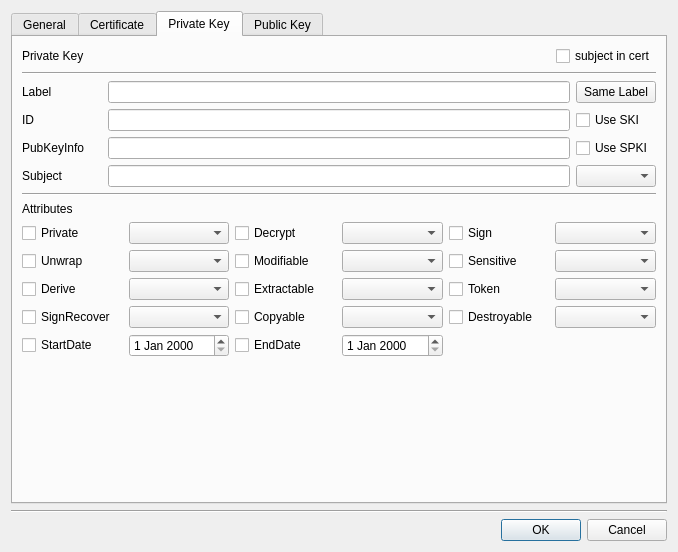
The window that CryptokiMan/import_pfx_dlg.ui (jykim74/CryptokiMan) describes before a commit, drawn with Qt 5.
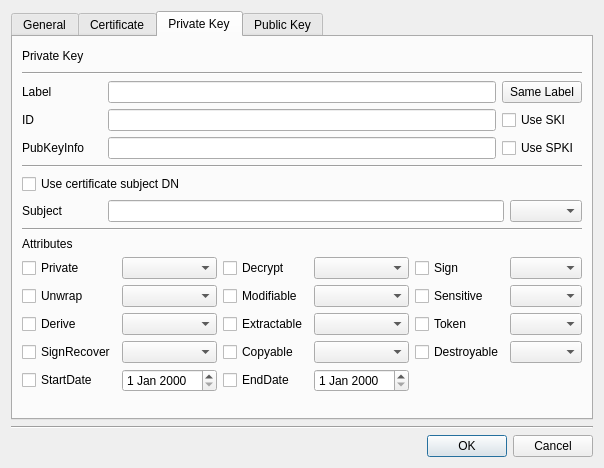
The same window after the commit. The open tabs and pages were chosen to show the change.

```diff
--- a/CryptokiMan/import_pfx_dlg.ui
+++ b/CryptokiMan/import_pfx_dlg.ui
@@ -6,8 +6,8 @@
    <rect>
     <x>0</x>
     <y>0</y>
-    <width>678</width>
-    <height>552</height>
+    <width>577</width>
+    <height>468</height>
    </rect>
   </property>
   <property name="windowTitle">
@@ -610,13 +610,6 @@
          <property name="topMargin">
           <number>0</number>
          </property>
-         <item row="0" column="2">
-          <widget class="QCheckBox" name="mPriSubjectInCertCheck">
-           <property name="text">
-            <string>subject in cert</string>
-           </property>
-          </widget>
-         </item>
          <item row="0" column="0">
           <widget class="QLabel" name="label_18">
            <property name="text">
@@ -651,13 +644,6 @@
          <property name="topMargin">
           <number>0</number>
          </property>
-         <item row="3" column="0">
-          <widget class="QLabel" name="mPriSubjectLabel">
-           <property name="text">
-            <string>Subject</string>
-           </property>
-          </widget>
-         </item>
          <item row="1" column="0">
           <widget class="QLabel" name="label_13">
            <property name="text">
@@ -675,12 +661,6 @@
          <item row="1" column="1">
           <widget class="QLineEdit" name="mPriIDText"/>
          </item>
-         <item row="3" column="1">
-          <widget class="QLineEdit" name="mPriSubjectText"/>
-         </item>
-         <item row="3" column="2">
-          <widget class="QComboBox" name="mPriSubjectTypeCombo"/>
-         </item>
          <item row="0" column="0">
           <widget class="QLabel" name="label_11">
            <property name="minimumSize">
@@ -723,6 +703,46 @@
          </item>
         </layout>
        </item>
+       <item>
+        <widget class="Line" name="line_11">
+         <property name="orientation">
+          <enum>Qt::Horizontal</enum>
+         </property>
+        </widget>
+       </item>
+       <item>
+        <layout class="QGridLayout" name="gridLayout_15">
+         <property name="topMargin">
+          <number>0</number>
+         </property>
+         <item row="1" column="0">
+          <widget class="QLabel" name="mPriSubjectLabel">
+           <property name="minimumSize">
+            <size>
+             <width>80</width>
+             <height>0</height>
+            </size>
+           </property>
+           <property name="text">
+            <string>Subject</string>
+           </property>
+          </widget>
+         </item>
+         <item row="1" column="1">
+          <widget class="QLineEdit" name="mPriSubjectText"/>
+         </item>
+         <item row="1" column="2">
+          <widget class="QComboBox" name="mPriSubjectTypeCombo"/>
+         </item>
+         <item row="0" column="0" colspan="3">
+          <widget class="QCheckBox" name="mPriSubjectInCertCheck">
+           <property name="text">
+            <string>Use certificate subject DN</string>
+           </property>
+          </widget>
+         </item>
+        </layout>
+       </item>
        <item>
         <widget class="Line" name="line_4">
          <property name="orientation">
```
Left out of the diff: 119 changed lines with no effect on the pictures.
